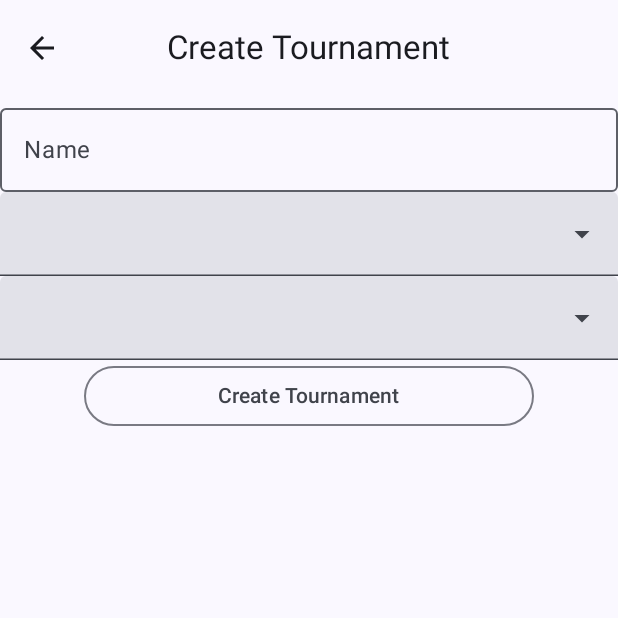
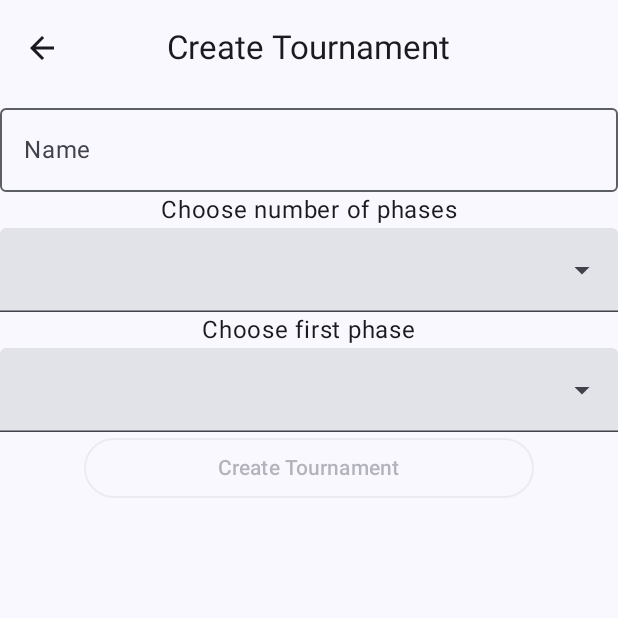
Before and after one commit to Ady38/Tournament-Manager, an Android app built with Jetpack Compose: the CreateTournamentScreen screen opened through its navigation route, on a phone screen of 412 x 824 dp, the top half of it. Run offline under Robolectric (Android 15) with nearby library versions, the phone set to English and light mode, and no system bars.

Commit message:
Added description text to text fields in tournament creation

```diff
--- a/app/src/main/java/com/ady/tournamentmanager/ui/create/CreateTournamentScreen.kt
+++ b/app/src/main/java/com/ady/tournamentmanager/ui/create/CreateTournamentScreen.kt
@@ -4,11 +4,11 @@ import androidx.compose.foundation.layout.Arrangement
 import androidx.compose.foundation.layout.Column
 import androidx.compose.foundation.layout.calculateEndPadding
 import androidx.compose.foundation.layout.calculateStartPadding
+import androidx.compose.foundation.layout.fillMaxSize
 import androidx.compose.foundation.layout.fillMaxWidth
 import androidx.compose.foundation.layout.padding
 import androidx.compose.foundation.layout.widthIn
 import androidx.compose.foundation.rememberScrollState
-import androidx.compose.foundation.text.KeyboardActions
 import androidx.compose.foundation.text.KeyboardOptions
 import androidx.compose.foundation.verticalScroll
 import androidx.compose.material3.DropdownMenuItem
@@ -78,7 +78,7 @@ fun CreateTournamentScreen (
         ) {
             OutlinedTextField(
                 value = viewModel.name,
-                onValueChange = { viewModel.UpdateName(it) },
+                onValueChange = { viewModel.updateName(it) },
                 label = { Text(stringResource(R.string.name_input)) },
                 modifier = Modifier.fillMaxWidth(),
                 singleLine = true,
@@ -86,28 +86,38 @@ fun CreateTournamentScreen (
                     imeAction = ImeAction.Done
                 )
             )
+            Text(
+                text = "Choose number of phases"
+            )
             DropDownMenu(
                 list = listOf("1","2"),
-                onTextChange = { viewModel.UpdatePhasesNumber(it) },
+                onTextChange = { viewModel.updatePhasesNumber(it) },
                 value = viewModel.phases
+            )
+            Text(
+                text = "Choose first phase"
             )
             DropDownMenu(
                 listOf("Swiss", "Round Robin", "Single Elminiation"),
-                onTextChange = { viewModel.UpdateFirstPhase(it) },
+                onTextChange = { viewModel.updateFirstPhase(it) },
                 value = viewModel.firstPhase
             )
             if (viewModel.phases == "2"){
+                Text(
+                    text = "Choose second phase"
+                )
                 DropDownMenu(
                     listOf("Round Robin", "Single Elminiation"),
-                    onTextChange = { viewModel.UpdateSecondPhase(it) },
+                    onTextChange = { viewModel.updateSecondPhase(it) },
                     value = viewModel.secondPhase
                 )
             }   else {
-                viewModel.UpdateSecondPhase("")
+                viewModel.updateSecondPhase("")
             }
             OutlinedButton(
                 onClick = navigateToRankings,
-                modifier = Modifier.widthIn(min = 300.dp)
+                modifier = Modifier.widthIn(min = 300.dp),
+                enabled = viewModel.isValid
             ) {
                 Text(
                     text = stringResource(R.string.create_tournament)
--- a/app/src/main/java/com/ady/tournamentmanager/ui/create/CreateTournamentViewModel.kt
+++ b/app/src/main/java/com/ady/tournamentmanager/ui/create/CreateTournamentViewModel.kt
@@ -4,30 +4,38 @@ import androidx.compose.runtime.getValue
 import androidx.compose.runtime.mutableStateOf
 import androidx.compose.runtime.setValue
 import androidx.lifecycle.ViewModel
-import kotlinx.coroutines.flow.MutableStateFlow
-import kotlinx.coroutines.flow.StateFlow
-import kotlinx.coroutines.flow.asStateFlow
 
 class CreateTournamentViewModel : ViewModel() {
+
     var name by mutableStateOf("")
     var phases by mutableStateOf("")
     var firstPhase by mutableStateOf("")
     var secondPhase by mutableStateOf("")
+    var isValid by mutableStateOf(false)
 
-    fun UpdateName(newName : String) {
+    fun updateName(newName : String) {
         name = newName
+        checkValidity()
     }
 
-    fun UpdatePhasesNumber(newNumber: String) {
+    fun updatePhasesNumber(newNumber: String) {
         phases = newNumber
+        checkValidity()
     }
 
-    fun UpdateFirstPhase(newPhase : String) {
+    fun updateFirstPhase(newPhase : String) {
         firstPhase = newPhase
+        checkValidity()
     }
 
-    fun UpdateSecondPhase(newPhase: String) {
+    fun updateSecondPhase(newPhase: String) {
         secondPhase = newPhase
+        checkValidity()
+    }
+
+    private fun checkValidity() {
+        isValid =  (name != "" && phases == "1" && firstPhase != "")
+                || (name != "" && phases == "2" && firstPhase != "" && secondPhase != "")
     }
 
 }
--- a/app/src/main/java/com/ady/tournamentmanager/ui/tournament/RankingsScreen.kt
+++ b/app/src/main/java/com/ady/tournamentmanager/ui/tournament/RankingsScreen.kt
@@ -36,8 +36,7 @@ fun RankingsScreen (
     Scaffold (
         topBar = {
             TournamentManagerTopAppBar(
-                title = stringResource(RankingsDestination.titleRes),
-
+                title = "Meno Turnaja - " + stringResource(RankingsDestination.titleRes),
                 canNavigateBack = true,
                 scrollBehavior = scrollBehavior,
                 navigateUp = onNavigateUp
@@ -56,7 +55,6 @@ fun RankingsScreen (
             verticalArrangement = Arrangement.Center,
             horizontalAlignment = Alignment.CenterHorizontally
         ) {
-            Text(text = "Created Tournament")
         }
     }
 }
--- a/app/src/main/res/values/strings.xml
+++ b/app/src/main/res/values/strings.xml
@@ -3,8 +3,8 @@
     <string name="create_tournament">Create Tournament</string>
     <string name="load_tournament">Load Tournament</string>
     <string name="manage_players">Manage Players</string>
-    <string name="pairings">Tournament - Pairings</string>
-    <string name="rankings">Tournament - Rankings</string>
+    <string name="pairings">Pairings</string>
+    <string name="rankings">Rankings</string>
     <string name="quit">Quit</string>
     <string name="back_button">Back</string>
     <string name="author">by Adam Chobot</string>
```
